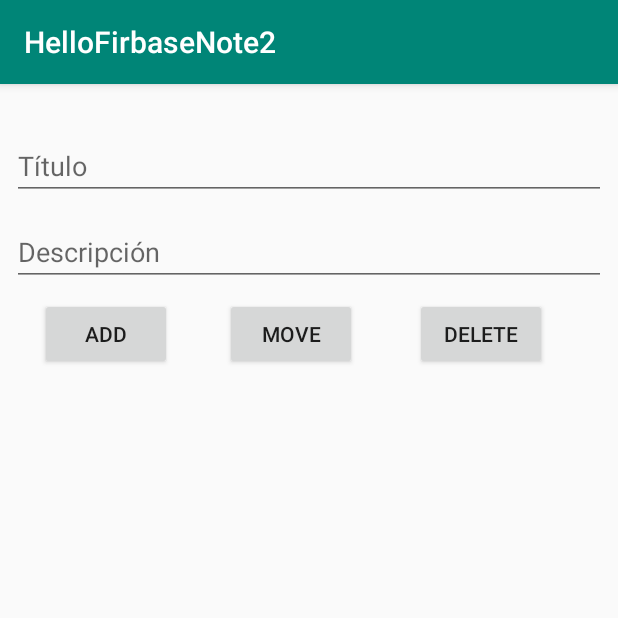
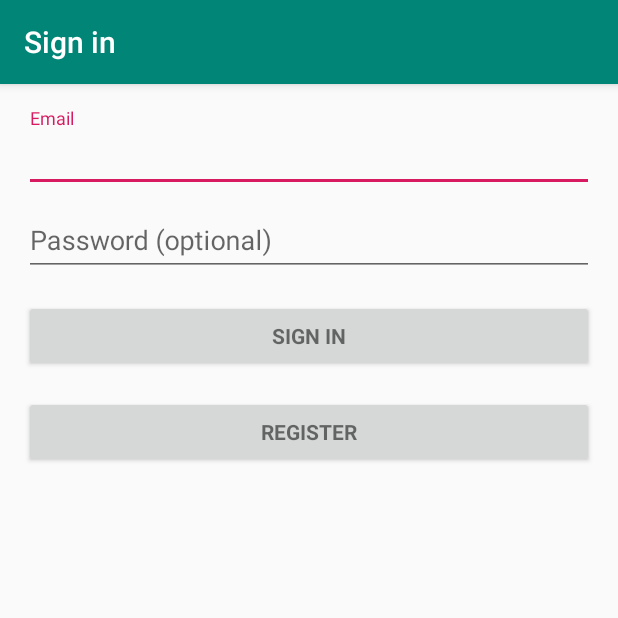
Before and after one commit to virkinia/HelloFirbaseNote2, an Android app: the screen it shows after launch (MainActivity before the commit, LoginActivity after it), on a phone screen of 412 x 824 dp, the top half of it. Run offline under Robolectric (Android 15) with nearby library versions, the phone set to English and light mode, and no system bars; our stand-ins replace Firebase (no records; nobody signed in at launch, a user with empty details on screens opened directly); 2 statements that could not run were skipped.

Commit message:
Login with firebase

```diff
--- /dev/null
+++ b/app/src/main/java/com/example/hellofirbasenote2/LoginActivity.java
@@ -0,0 +1,442 @@
+package com.example.hellofirbasenote2;
+
+import android.animation.Animator;
+import android.animation.AnimatorListenerAdapter;
+import android.annotation.TargetApi;
+import android.content.pm.PackageManager;
+
+import androidx.annotation.NonNull;
+
+import com.google.android.gms.tasks.OnCompleteListener;
+import com.google.android.gms.tasks.Task;
+import com.google.android.material.snackbar.Snackbar;
+import com.google.firebase.FirebaseApp;
+import com.google.firebase.auth.AuthResult;
+import com.google.firebase.auth.FirebaseAuth;
+import com.google.firebase.auth.FirebaseUser;
+
+import androidx.appcompat.app.AppCompatActivity;
+
+import android.app.LoaderManager.LoaderCallbacks;
+
+import android.content.CursorLoader;
+import android.content.Loader;
+import android.database.Cursor;
+import android.net.Uri;
+import android.os.AsyncTask;
+
+import android.os.Build;
+import android.os.Bundle;
+import android.provider.ContactsContract;
+import android.text.TextUtils;
+import android.util.Log;
+import android.view.KeyEvent;
+import android.view.View;
+import android.view.View.OnClickListener;
+import android.view.inputmethod.EditorInfo;
+import android.widget.ArrayAdapter;
+import android.widget.AutoCompleteTextView;
+import android.widget.Button;
+import android.widget.EditText;
+import android.widget.TextView;
+import android.widget.Toast;
+
+import java.util.ArrayList;
+import java.util.List;
+
+import static android.Manifest.permission.READ_CONTACTS;
+
+/**
+ * A login screen that offers login via email/password.
+ */
+public class LoginActivity extends AppCompatActivity implements LoaderCallbacks<Cursor> {
+
+    Button mEmailRegisterButton;
+    Button mEmailSignInButton;
+    private int mode = 0;
+    private FirebaseAuth mAuth;
+
+    /**
+     * Id to identity READ_CONTACTS permission request.
+     */
+    private static final int REQUEST_READ_CONTACTS = 0;
+
+    /**
+     * A dummy authentication store containing known user names and passwords.
+     * TODO: remove after connecting to a real authentication system.
+     */
+    private static final String[] DUMMY_CREDENTIALS = new String[]{
+            "foo@example.com:hello", "bar@example.com:world"
+    };
+    /**
+     * Keep track of the login task to ensure we can cancel it if requested.
+     */
+    private UserLoginTask mAuthTask = null;
+
+    // UI references.
+    private AutoCompleteTextView mEmailView;
+    private EditText mPasswordView;
+    private View mProgressView;
+    private View mLoginFormView;
+
+    @Override
+    protected void onCreate(Bundle savedInstanceState) {
+        super.onCreate(savedInstanceState);
+        setContentView(R.layout.activity_login);
+
+       // FirebaseApp.initializeApp(this);
+        mAuth = FirebaseAuth.getInstance();
+
+
+        // Set up the login form.
+        mEmailView = (AutoCompleteTextView) findViewById(R.id.email);
+        populateAutoComplete();
+
+        mPasswordView = (EditText) findViewById(R.id.password);
+        mPasswordView.setOnEditorActionListener(new TextView.OnEditorActionListener() {
+            @Override
+            public boolean onEditorAction(TextView textView, int id, KeyEvent keyEvent) {
+                if (id == EditorInfo.IME_ACTION_DONE || id == EditorInfo.IME_NULL) {
+                    attemptLogin();
+                    return true;
+                }
+                return false;
+            }
+        });
+
+        mEmailSignInButton = (Button) findViewById(R.id.email_sign_in_button);
+        mEmailSignInButton.setOnClickListener(new OnClickListener() {
+            @Override
+            public void onClick(View view) {
+                attemptLogin();
+            }
+        });
+
+        mEmailRegisterButton = (Button) findViewById(R.id.email_sign_up_button);
+        mEmailRegisterButton.setOnClickListener(new OnClickListener() {
+            @Override
+            public void onClick(View v) {
+                mEmailRegisterButton.setVisibility(View.GONE);
+                setTitle(R.string.title_activity_register);
+                mEmailSignInButton.setText(R.string.title_activity_register);
+                mode = 1;
+
+            }
+        });
+
+        mLoginFormView = findViewById(R.id.login_form);
+        mProgressView = findViewById(R.id.login_progress);
+
+    }
+
+    private void populateAutoComplete() {
+        if (!mayRequestContacts()) {
+            return;
+        }
+
+        getLoaderManager().initLoader(0, null, this);
+    }
+
+    private boolean mayRequestContacts() {
+        if (Build.VERSION.SDK_INT < Build.VERSION_CODES.M) {
+            return true;
+        }
+        if (checkSelfPermission(READ_CONTACTS) == PackageManager.PERMISSION_GRANTED) {
+            return true;
+        }
+        if (shouldShowRequestPermissionRationale(READ_CONTACTS)) {
+            Snackbar.make(mEmailView, R.string.permission_rationale, Snackbar.LENGTH_INDEFINITE)
+                    .setAction(android.R.string.ok, new View.OnClickListener() {
+                        @Override
+                        @TargetApi(Build.VERSION_CODES.M)
+                        public void onClick(View v) {
+                            requestPermissions(new String[]{READ_CONTACTS}, REQUEST_READ_CONTACTS);
+                        }
+                    });
+        } else {
+            requestPermissions(new String[]{READ_CONTACTS}, REQUEST_READ_CONTACTS);
+        }
+        return false;
+    }
+
+    /**
+     * Callback received when a permissions request has been completed.
+     */
+    @Override
+    public void onRequestPermissionsResult(int requestCode, @NonNull String[] permissions,
+                                           @NonNull int[] grantResults) {
+        if (requestCode == REQUEST_READ_CONTACTS) {
+            if (grantResults.length == 1 && grantResults[0] == PackageManager.PERMISSION_GRANTED) {
+                populateAutoComplete();
+            }
+        }
+    }
+
+
+    /**
+     * Attempts to sign in or register the account specified by the login form.
+     * If there are form errors (invalid email, missing fields, etc.), the
+     * errors are presented and no actual login attempt is made.
+     */
+    private void attemptLogin() {
+        if (mAuthTask != null) {
+            return;
+        }
+
+        // Reset errors.
+        mEmailView.setError(null);
+        mPasswordView.setError(null);
+
+        // Store values at the time of the login attempt.
+        String email = mEmailView.getText().toString();
+        String password = mPasswordView.getText().toString();
+
+        boolean cancel = false;
+        View focusView = null;
+
+        // Check for a valid password, if the user entered one.
+        if (!TextUtils.isEmpty(password) && !isPasswordValid(password)) {
+            mPasswordView.setError(getString(R.string.error_invalid_password));
+            focusView = mPasswordView;
+            cancel = true;
+        }
+
+        // Check for a valid email address.
+        if (TextUtils.isEmpty(email)) {
+            mEmailView.setError(getString(R.string.error_field_required));
+            focusView = mEmailView;
+            cancel = true;
+        } else if (!isEmailValid(email)) {
+            mEmailView.setError(getString(R.string.error_invalid_email));
+            focusView = mEmailView;
+            cancel = true;
+        }
+
+        if (cancel) {
+            // There was an error; don't attempt login and focus the first
+            // form field with an error.
+            focusView.requestFocus();
+        } else {
+            // Show a progress spinner, and kick off a background task to
+            // perform the user login attempt.
+            showProgress(true);
+            mAuthTask = new UserLoginTask(email, password);
+            mAuthTask.execute((Void) null);
+        }
+    }
+
+    private boolean isEmailValid(String email) {
+        //TODO: Replace this with your own logic
+        return email.contains("@");
+    }
+
+    private boolean isPasswordValid(String password) {
+        //TODO: Replace this with your own logic
+        return password.length() > 4;
+    }
+
+    /**
+     * Shows the progress UI and hides the login form.
+     */
+    @TargetApi(Build.VERSION_CODES.HONEYCOMB_MR2)
+    private void showProgress(final boolean show) {
+        // On Honeycomb MR2 we have the ViewPropertyAnimator APIs, which allow
+        // for very easy animations. If available, use these APIs to fade-in
+        // the progress spinner.
+        if (Build.VERSION.SDK_INT >= Build.VERSION_CODES.HONEYCOMB_MR2) {
+            int shortAnimTime = getResources().getInteger(android.R.integer.config_shortAnimTime);
+
+            mLoginFormView.setVisibility(show ? View.GONE : View.VISIBLE);
+            mLoginFormView.animate().setDuration(shortAnimTime).alpha(
+                    show ? 0 : 1).setListener(new AnimatorListenerAdapter() {
+                @Override
+                public void onAnimationEnd(Animator animation) {
+                    mLoginFormView.setVisibility(show ? View.GONE : View.VISIBLE);
+                }
+            });
+
+            mProgressView.setVisibility(show ? View.VISIBLE : View.GONE);
+            mProgressView.animate().setDuration(shortAnimTime).alpha(
+                    show ? 1 : 0).setListener(new AnimatorListenerAdapter() {
+                @Override
+                public void onAnimationEnd(Animator animation) {
+                    mProgressView.setVisibility(show ? View.VISIBLE : View.GONE);
+                }
+            });
+        } else {
+            // The ViewPropertyAnimator APIs are not available, so simply show
+            // and hide the relevant UI components.
+            mProgressView.setVisibility(show ? View.VISIBLE : View.GONE);
+            mLoginFormView.setVisibility(show ? View.GONE : View.VISIBLE);
+        }
+    }
+
+    @Override
+    public Loader<Cursor> onCreateLoader(int i, Bundle bundle) {
+        return new CursorLoader(this,
+                // Retrieve data rows for the device user's 'profile' contact.
+                Uri.withAppendedPath(ContactsContract.Profile.CONTENT_URI,
+                        ContactsContract.Contacts.Data.CONTENT_DIRECTORY), ProfileQuery.PROJECTION,
+
+                // Select only email addresses.
+                ContactsContract.Contacts.Data.MIMETYPE +
+                        " = ?", new String[]{ContactsContract.CommonDataKinds.Email
+                .CONTENT_ITEM_TYPE},
+
+                // Show primary email addresses first. Note that there won't be
+                // a primary email address if the user hasn't specified one.
+                ContactsContract.Contacts.Data.IS_PRIMARY + " DESC");
+    }
+
+    @Override
+    public void onLoadFinished(Loader<Cursor> cursorLoader, Cursor cursor) {
+        List<String> emails = new ArrayList<>();
+        cursor.moveToFirst();
+        while (!cursor.isAfterLast()) {
+            emails.add(cursor.getString(ProfileQuery.ADDRESS));
+            cursor.moveToNext();
+        }
+
+        addEmailsToAutoComplete(emails);
+    }
+
+    @Override
+    public void onLoaderReset(Loader<Cursor> cursorLoader) {
+
+    }
+
+    private void addEmailsToAutoComplete(List<String> emailAddressCollection) {
+        //Create adapter to tell the AutoCompleteTextView what to show in its dropdown list.
+        ArrayAdapter<String> adapter =
+                new ArrayAdapter<>(LoginActivity.this,
+                        android.R.layout.simple_dropdown_item_1line, emailAddressCollection);
+
+        mEmailView.setAdapter(adapter);
+    }
+
+
+    private interface ProfileQuery {
+        String[] PROJECTION = {
+                ContactsContract.CommonDataKinds.Email.ADDRESS,
+                ContactsContract.CommonDataKinds.Email.IS_PRIMARY,
+        };
+
+        int ADDRESS = 0;
+        int IS_PRIMARY = 1;
+    }
+
+    /**
+     * Represents an asynchronous login/registration task used to authenticate
+     * the user.
+     */
+    public class UserLoginTask extends AsyncTask<Void, Void, Boolean> {
+
+        private final String mEmail;
+        private final String mPassword;
+
+        UserLoginTask(String email, String password) {
+            mEmail = email;
+            mPassword = password;
+        }
+
+        @Override
+        protected Boolean doInBackground(Void... params) {
+            // TODO: attempt authentication against a network service.
+
+
+            if(mode == 0) { // SIGN IN
+
+                signWithEmail(mEmail, mPassword);
+
+            } else {
+                registerNewAccount(mEmail, mPassword);
+            }
+
+            try {
+                // Simulate network access.
+                Thread.sleep(2000);
+            } catch (InterruptedException e) {
+                return false;
+            }
+
+          /*  for (String credential : DUMMY_CREDENTIALS) {
+                String[] pieces = credential.split(":");
+                if (pieces[0].equals(mEmail)) {
+                    // Account exists, return true if the password matches.
+                    return pieces[1].equals(mPassword);
+                }
+            }*/
+
+
+            // TODO: register the new account here.
+
+            return true;
+        }
+
+        @Override
+        protected void onPostExecute(final Boolean success) {
+            mAuthTask = null;
+            showProgress(false);
+
+            if (success) {
+                finish();
+            } else {
+                mPasswordView.setError(getString(R.string.error_incorrect_password));
+                mPasswordView.requestFocus();
+            }
+        }
+
+        @Override
+        protected void onCancelled() {
+            mAuthTask = null;
+            showProgress(false);
+        }
+    }
+
+    private void registerNewAccount(String email, String password) {
+        mAuth.createUserWithEmailAndPassword(email, password)
+                .addOnCompleteListener(this, new OnCompleteListener<AuthResult>() {
+                    @Override
+                    public void onComplete(@NonNull Task<AuthResult> task) {
+                        if (task.isSuccessful()) {
+                            // Sign in success, update UI with the signed-in user's information
+                            Log.d("LOGIN", "createUserWithEmail:success");
+                            FirebaseUser user = mAuth.getCurrentUser();
+                            //updateUI(user);
+                        } else {
+                            // If sign in fails, display a message to the user.
+                            Log.w("LOGIN", "createUserWithEmail:failure", task.getException());
+                            Toast.makeText(getApplicationContext(), "Authentication failed.",
+                                    Toast.LENGTH_SHORT).show();
+                            //updateUI(null);
+
+                        }
+
+                    }
+                });
+
+    }
+
+    private void signWithEmail(String email, String password) {
+        mAuth.signInWithEmailAndPassword(email, password)
+                .addOnCompleteListener(this, new OnCompleteListener<AuthResult>() {
+                    @Override
+                    public void onComplete(@NonNull Task<AuthResult> task) {
+                        if (task.isSuccessful()) {
+                            // Sign in success, update UI with the signed-in user's information
+                            Log.d("LOGIN", "signInWithEmail:success");
+                            FirebaseUser user = mAuth.getCurrentUser();
+                          //  updateUI(user);
+                        } else {
+                            // If sign in fails, display a message to the user.
+                            Log.w("LOGIN", "signInWithEmail:failure", task.getException());
+                            Toast.makeText(getApplicationContext(), "Authentication failed.",
+                                    Toast.LENGTH_SHORT).show();
+                           // updateUI(null);
+                        }
+
+
+                    }
+                });
+    }
+}
--- /dev/null
+++ b/app/src/main/res/layout/activity_login.xml
@@ -0,0 +1,87 @@
+<?xml version="1.0" encoding="utf-8"?>
+<LinearLayout xmlns:android="http://schemas.android.com/apk/res/android"
+    xmlns:tools="http://schemas.android.com/tools"
+    android:layout_width="match_parent"
+    android:layout_height="match_parent"
+    android:gravity="center_horizontal"
+    android:orientation="vertical"
+    android:paddingLeft="@dimen/activity_horizontal_margin"
+    android:paddingTop="@dimen/activity_vertical_margin"
+    android:paddingRight="@dimen/activity_horizontal_margin"
+    android:paddingBottom="@dimen/activity_vertical_margin"
+    tools:context=".LoginActivity">
+
+    <!-- Login progress -->
+    <ProgressBar
+        android:id="@+id/login_progress"
+        style="?android:attr/progressBarStyleLarge"
+        android:layout_width="wrap_content"
+        android:layout_height="wrap_content"
+        android:layout_marginBottom="8dp"
+        android:visibility="gone" />
+
+    <ScrollView
+        android:id="@+id/login_form"
+        android:layout_width="match_parent"
+        android:layout_height="match_parent">
+
+        <LinearLayout
+            android:id="@+id/email_login_form"
+            android:layout_width="match_parent"
+            android:layout_height="wrap_content"
+            android:orientation="vertical">
+
+            <com.google.android.material.textfield.TextInputLayout
+                android:layout_width="match_parent"
+                android:layout_height="wrap_content">
+
+                <AutoCompleteTextView
+                    android:id="@+id/email"
+                    android:layout_width="match_parent"
+                    android:layout_height="wrap_content"
+                    android:hint="@string/prompt_email"
+                    android:inputType="textEmailAddress"
+                    android:maxLines="1"
+                    android:singleLine="true" />
+
+            </com.google.android.material.textfield.TextInputLayout>
+
+            <com.google.android.material.textfield.TextInputLayout
+                android:layout_width="match_parent"
+                android:layout_height="wrap_content">
+
+                <EditText
+                    android:id="@+id/password"
+                    android:layout_width="match_parent"
+                    android:layout_height="wrap_content"
+                    android:hint="@string/prompt_password"
+                    android:imeActionId="6"
+                    android:imeActionLabel="@string/action_sign_in_short"
+                    android:imeOptions="actionUnspecified"
+                    android:inputType="textPassword"
+                    android:maxLines="1"
+                    android:singleLine="true" />
+
+            </com.google.android.material.textfield.TextInputLayout>
+
+            <Button
+                android:id="@+id/email_sign_in_button"
+                style="?android:textAppearanceSmall"
+                android:layout_width="match_parent"
+                android:layout_height="wrap_content"
+                android:layout_marginTop="16dp"
+                android:text="@string/action_sign_in"
+                android:textStyle="bold" />
+
+            <Button
+                android:id="@+id/email_sign_up_button"
+                style="?android:textAppearanceSmall"
+                android:layout_width="match_parent"
+                android:layout_height="wrap_content"
+                android:layout_marginTop="16dp"
+                android:text="@string/action_sign_up"
+                android:textStyle="bold" />
+
+        </LinearLayout>
+    </ScrollView>
+</LinearLayout>
--- /dev/null
+++ b/app/src/main/res/values/dimens.xml
@@ -0,0 +1,5 @@
+<resources>
+    <!-- Default screen margins, per the Android Design guidelines. -->
+    <dimen name="activity_horizontal_margin">16dp</dimen>
+    <dimen name="activity_vertical_margin">16dp</dimen>
+</resources>
--- a/app/src/main/res/values/strings.xml
+++ b/app/src/main/res/values/strings.xml
@@ -1,3 +1,18 @@
 <resources>
     <string name="app_name">HelloFirbaseNote2</string>
+    <string name="title_activity_login">Sign in</string>
+    <string name="title_activity_register">Register</string>
+    <!-- Strings related to login -->
+    <string name="prompt_email">Email</string>
+    <string name="prompt_password">Password (optional)</string>
+    <string name="action_sign_in">Sign in</string>
+    <string name="action_sign_up">Register</string>
+    <string name="action_sign_in_short">Sign in</string>
+    <string name="error_invalid_email">This email address is invalid</string>
+    <string name="error_invalid_password">This password is too short</string>
+    <string name="error_incorrect_password">This password is incorrect</string>
+    <string name="error_field_required">This field is required</string>
+    <string name="permission_rationale">"Contacts permissions are needed for providing email
+        completions."
+    </string>
 </resources>
--- a/build.gradle
+++ b/build.gradle
@@ -7,8 +7,8 @@ buildscript {
 
     }
     dependencies {
-        classpath 'com.android.tools.build:gradle:3.2.0'
-        classpath 'com.google.gms:google-services:4.1.0'
+        classpath 'com.android.tools.build:gradle:3.3.2'
+        classpath 'com.google.gms:google-services:4.0.1'
 
         // NOTE: Do not place your application dependencies here; they belong
         // in the individual module build.gradle files
```
Also changed, not shown: app/build.gradle (+6 -4 lines), app/src/main/AndroidManifest.xml (+11 -1 lines).
